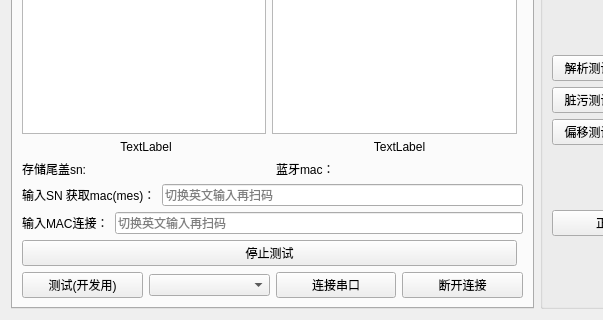
Above: work_station/camera/cameratest.ui from yuhuang163/test before the change; both pictures show x 0 to 603 and y 135 to 455 of the 804 by 455 pixel window. Below: the same form after it.
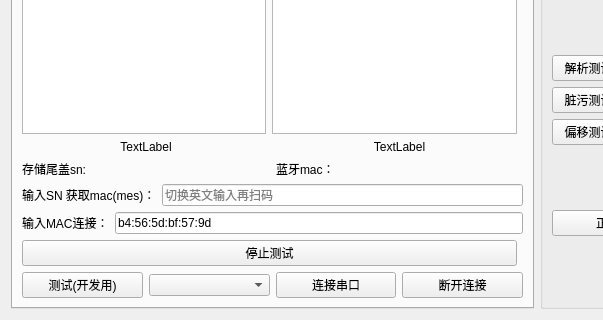
That is the form after the change.

What changed in the file:
```diff
--- a/work_station/camera/cameratest.ui
+++ b/work_station/camera/cameratest.ui
@@ -234,7 +234,7 @@
             <string/>
            </property>
            <property name="text">
-            <string/>
+            <string>b4:56:5d:bf:57:9d</string>
            </property>
            <property name="placeholderText">
             <string>切换英文输入再扫码</string>
```
Left out of the diff: 54 changed lines with no effect on the pictures.
